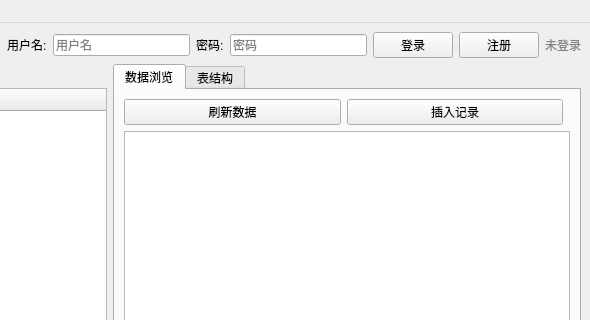
Qt form mainwindow.ui (ZhenZhen0609/DataBase) before a commit; both pictures show x 370 to 960 and y 0 to 320 of the 960 by 720 pixel window.
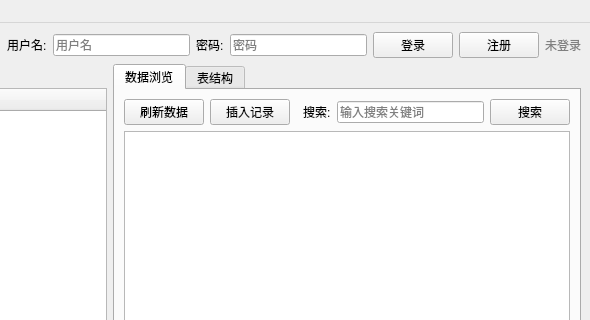
The same form after that commit.

```diff
--- a/mainwindow.ui
+++ b/mainwindow.ui
@@ -187,6 +187,27 @@
                 </property>
                </spacer>
               </item>
+          <item>
+           <widget class="QLabel" name="labelSearch">
+            <property name="text">
+             <string>搜索:</string>
+            </property>
+           </widget>
+          </item>
+          <item>
+           <widget class="QLineEdit" name="inputSearch">
+            <property name="placeholderText">
+             <string>输入搜索关键词</string>
+            </property>
+           </widget>
+          </item>
+          <item>
+           <widget class="QPushButton" name="btnSearch">
+            <property name="text">
+             <string>搜索</string>
+            </property>
+           </widget>
+          </item>
              </layout>
             </item>
             <item>
```
Lines whose indentation alone changed are shown as unchanged.
